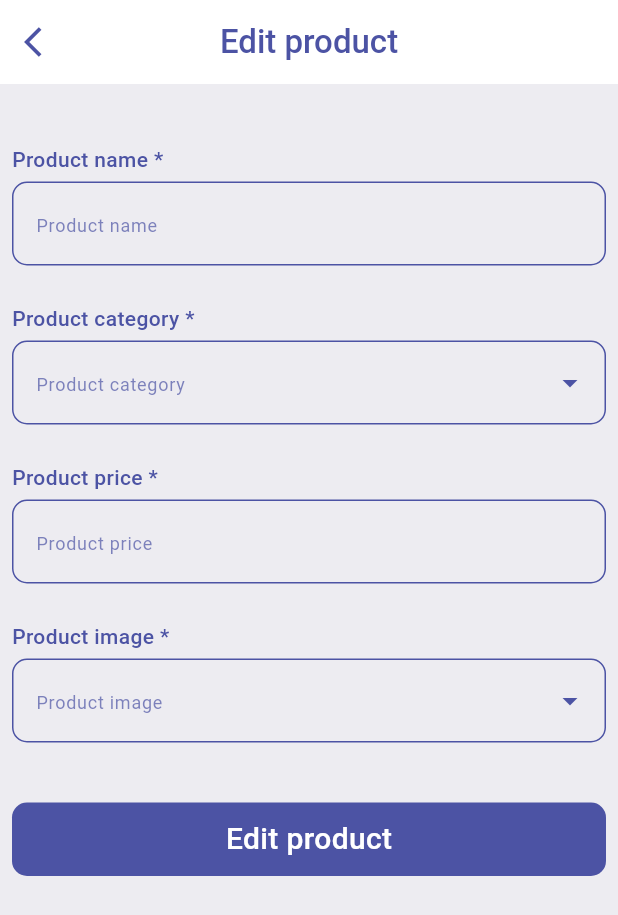
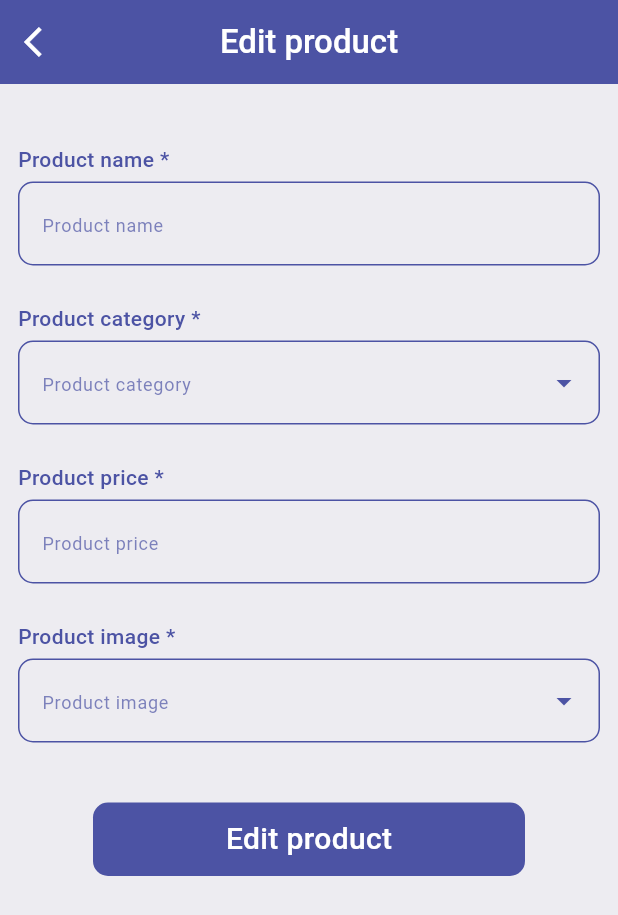
Before and after one commit to AhmedNasser24/e_commerce_app, a Flutter app: the EditProductView screen opened directly with empty values, on a phone screen of 412 x 824 dp. Shown: the top 915 px of the screen. Run offline on Flutter 3.47's test engine with Material 3 defaults, Android fonts, the phone set to English and light mode, and no system bars; our stand-ins replace awesome_dialog, cached_network_image, cloud_firestore, dartz, firebase_auth, firebase_core and 8 more; missing offline and left inert: moyasar; accounts and stored records are empty; project files that could hold a hidden picture were left out; key blocks and very long unbroken strings in the code were emptied for the run.

Commit message:
finish edit and delete product for trader

```diff
--- a/lib/core/utils/firebase_services.dart
+++ b/lib/core/utils/firebase_services.dart
@@ -1,3 +1,4 @@
+import 'dart:io';
 import 'dart:math';
 
 import 'package:cloud_firestore/cloud_firestore.dart';
@@ -33,8 +34,7 @@ class FirebaseServices {
   }
   Future<void> deleteProduct(ProductItemModel productItemModel) async {
     String productId = productItemModel.productId!;
-    // productItemModel.category =
-    //     __handleProductCategoryBeforePush(productItemModel);
+
     await FirebaseFirestore.instance
         .collection(kShopCollection)
         .doc(productId)
--- a/lib/core/widgets/custom_text_form_field.dart
+++ b/lib/core/widgets/custom_text_form_field.dart
@@ -47,9 +47,9 @@ class CustomTextFormField extends StatelessWidget {
         suffix: suffix,
 
         // fillColor: Colors.white,
+        // filled: true,
         // focusColor: Colors.white,
         // hoverColor: Colors.white,
-
         focusedBorder: focusBorderDecoration(),
         enabledBorder: borderDecoration(),
         errorBorder: errorBorderDecoration(),
--- a/lib/features/trader/presentation/views/edit_product_view.dart
+++ b/lib/features/trader/presentation/views/edit_product_view.dart
@@ -25,9 +25,9 @@ class EditProductView extends StatelessWidget {
     return AppBar(
       elevation: 0,
       scrolledUnderElevation: 0,
-      backgroundColor: Colors.white,
-      leading: const BackArrowButton(),
-      title: Text(S.of(context).edit_product , style: AppStyle.medium22),
+      backgroundColor: kPurpleColor,
+      leading: const BackArrowButton(color: kWhiteColor),
+      title: Text(S.of(context).edit_product , style: AppStyle.medium22.copyWith(color:kWhiteColor)),
       centerTitle: true,
     );
   }
--- a/lib/features/trader/presentation/views/widgets/back_arrow_button.dart
+++ b/lib/features/trader/presentation/views/widgets/back_arrow_button.dart
@@ -1,19 +1,23 @@
-
 import 'package:e_commerce/constants.dart';
 import 'package:flutter/material.dart';
 
 class BackArrowButton extends StatelessWidget {
   const BackArrowButton({
     super.key,
+    this.color,
+    this.dismissAction = false,
   });
-
+  final Color? color;
+  final bool dismissAction;
   @override
   Widget build(BuildContext context) {
     return IconButton(
       onPressed: () {
-        Navigator.pop(context);
+        if (!dismissAction) {
+          Navigator.pop(context);
+        }
       },
-      icon: const Icon(Icons.arrow_back_ios , color: kPurpleColor),
+      icon: Icon(Icons.arrow_back_ios, color: color ?? kPurpleColor),
     );
   }
 }
--- a/lib/features/trader/presentation/views/widgets/edit_product_body.dart
+++ b/lib/features/trader/presentation/views/widgets/edit_product_body.dart
@@ -1,17 +1,21 @@
 import 'package:e_commerce/core/models/product_item_model.dart';
+import 'package:e_commerce/features/trader/presentation/manager/fetch_category_products_for_trader/fetch_category_products_for_trader_cubit.dart';
 import 'package:e_commerce/features/trader/presentation/views/widgets/product_image_text_form_field.dart';
 import 'package:flutter/material.dart';
+import 'package:flutter_bloc/flutter_bloc.dart';
 import 'package:gap/gap.dart';
+import '../../../../../core/functions/show_snack_bar.dart';
 import '../../../../../core/utils/app_style.dart';
 import '../../../../../generated/l10n.dart';
-import 'edit_product_button_bloc_consumer.dart';
+import '../../manager/edit_product_cubit/edit_product_cubit.dart';
+import 'edit_product_button.dart';
 import 'product_category_text_form_field.dart';
 import 'product_name_text_form_field.dart';
 import 'product_price_text_form_field.dart';
 
 class EditProductBody extends StatefulWidget {
   const EditProductBody({super.key, required this.productItemModel});
-  final ProductItemModel productItemModel  ;
+  final ProductItemModel productItemModel;
 
   @override
   State<EditProductBody> createState() => _EditProductBodyState();
@@ -21,43 +25,73 @@ class _EditProductBodyState extends State<EditProductBody> {
   GlobalKey<FormState> formKey = GlobalKey<FormState>();
   @override
   Widget build(BuildContext context) {
+    bool isLoading = false;
+    return BlocConsumer<EditProductCubit, EditProductState>(
+      listener: (context, state) {
+        if (state is EditProductFailure) {
+          isLoading = false;
+          showSnackBar(context, state.errMessage);
+        } else if (state is EditProductSuccess) {
+          isLoading = false;
+          BlocProvider.of<FetchCategoryProductsForTraderCubit>(context).fetchCategoryProductsForTrader();
+          Navigator.pop(context);
+        } else if (state is EditProductLoading) {
+          isLoading = true;
+        }else{
+          isLoading = false ;
+        }
+      },
+      builder: (context, state) {
         return Form(
           key: formKey,
+          child: AbsorbPointer(
+            absorbing: isLoading,
             child: Padding(
-        padding: const EdgeInsets.symmetric(horizontal: 8.0),
+              padding: const EdgeInsets.symmetric(horizontal: 12.0),
               child: SingleChildScrollView(
                 child: Column(
                   crossAxisAlignment: CrossAxisAlignment.start,
                   children: [
                     const Gap(40),
-              Text("${S.of(context).product_name} *", style: AppStyle.medium14),
+                    Text("${S.of(context).product_name} *",
+                        style: AppStyle.medium14),
                     const Gap(5),
-               ProductNameTextFormField( productItemModel: widget.productItemModel),
+                    ProductNameTextFormField(
+                        productItemModel: widget.productItemModel),
                     const Gap(25),
                     Text("${S.of(context).product_category} *",
                         style: AppStyle.medium14),
                     const Gap(5),
-               ProductCategoryTextFormField(productItemModel: widget.productItemModel),
+                    ProductCategoryTextFormField(
+                        productItemModel: widget.productItemModel),
                     const Gap(25),
                     Text("${S.of(context).product_price} *",
                         style: AppStyle.medium14),
                     const Gap(5),
-               ProductPriceTextFormField(productItemModel: widget.productItemModel),
+                    ProductPriceTextFormField(
+                        productItemModel: widget.productItemModel),
                     const Gap(25),
                     Text("${S.of(context).product_image} *",
                         style: AppStyle.medium14),
                     const Gap(5),
-               ProductImageTextFormField(productItemModel: widget.productItemModel),
+                    ProductImageTextFormField(
+                        productItemModel: widget.productItemModel),
                     const Gap(40),
                     Align(
                       alignment: Alignment.center,
-                child: EditProductButtonBlocConsumer(formKey: formKey,productItemModel: widget.productItemModel),
+                      child: EditProductButton(
+                          isLoading: isLoading,
+                          formKey: formKey,
+                          productItemModel: widget.productItemModel),
                     ),
                     const Gap(60),
                   ],
                 ),
               ),
             ),
+          ),
+        );
+      },
     );
   }
 }
--- /dev/null
+++ b/lib/features/trader/presentation/views/widgets/edit_product_button.dart
@@ -0,0 +1,49 @@
+import 'package:awesome_dialog/awesome_dialog.dart';
+import 'package:e_commerce/core/widgets/custom_button.dart';
+import 'package:e_commerce/features/trader/presentation/manager/edit_product_cubit/edit_product_cubit.dart';
+import 'package:flutter/material.dart';
+import 'package:flutter_bloc/flutter_bloc.dart';
+
+import '../../../../../generated/l10n.dart';
+import '../../../../../core/models/product_item_model.dart';
+
+class EditProductButton extends StatelessWidget {
+  const EditProductButton(
+      {super.key,
+      required this.formKey,
+      required this.productItemModel,
+      required this.isLoading});
+  final GlobalKey<FormState> formKey;
+  final ProductItemModel productItemModel;
+  final bool isLoading;
+  @override
+  Widget build(BuildContext context) {
+    return CustomButton(
+      isLoading: isLoading,
+      title: S.of(context).edit_product,
+      horizontalMargin: 50,
+      onTap: () async {
+        if (formKey.currentState!.validate()) {
+          __showConfirmAwesomeDialog(context);
+        } else {
+          formKey.currentState!.save();
+        }
+      },
+    );
+  }
+  void __showConfirmAwesomeDialog(context) {
+    AwesomeDialog(
+      context: context,
+      dialogType: DialogType.question,
+      animType: AnimType.topSlide,
+      desc: S.of(context).are_you_sure_you_want_to_edit_this_product,
+      btnOkText: S.of(context).yes,
+      btnCancelText: S.of(context).cancel,
+      btnOkOnPress: () {
+        BlocProvider.of<EditProductCubit>(context)
+              .editProduct(productItemModel: productItemModel);
+      },
+      btnCancelOnPress: () {} ,
+    ).show();
+  }
+}
--- a/lib/features/trader/presentation/views/widgets/edit_product_button_bloc_consumer.dart
+++ /dev/null
@@ -1,46 +0,0 @@
-import 'package:e_commerce/core/widgets/custom_button.dart';
-import 'package:e_commerce/features/trader/presentation/manager/edit_product_cubit/edit_product_cubit.dart';
-import 'package:flutter/material.dart';
-import 'package:flutter_bloc/flutter_bloc.dart';
-
-import '../../../../../core/functions/show_snack_bar.dart';
-import '../../../../../generated/l10n.dart';
-import '../../../../../core/models/product_item_model.dart';
-
-class EditProductButtonBlocConsumer extends StatelessWidget {
-  const EditProductButtonBlocConsumer(
-      {super.key, required this.formKey, required this.productItemModel});
-  final GlobalKey<FormState> formKey;
-  final ProductItemModel productItemModel;
-  @override
-  Widget build(BuildContext context) {
-    bool isLoading = false ;
-    return BlocConsumer<EditProductCubit, EditProductState>(
-      listener: (context, state) {
-        if (state is EditProductFailure) {
-          isLoading = false ;
-          showSnackBar(context, state.errMessage);
-        } else if (state is EditProductSuccess) {
-          isLoading = false ;
-          Navigator.pop(context);
-        }else if (state is EditProductLoading) {
-          isLoading = true;
-        }
-      },
-      builder: (context, state) {
-        return CustomButton(
-          isLoading: isLoading,
-          title: S.of(context).edit_product,
-          onTap: () async {
-            if (formKey.currentState!.validate()) {
-              await BlocProvider.of<EditProductCubit>(context)
-                  .editProduct(productItemModel: productItemModel);
-            } else {
-              formKey.currentState!.save();
-            }
-          },
-        );
-      },
-    );
-  }
-}
--- a/lib/features/trader/presentation/views/widgets/trader_app_bar.dart
+++ b/lib/features/trader/presentation/views/widgets/trader_app_bar.dart
@@ -1,3 +1,4 @@
+import 'package:e_commerce/features/trader/presentation/views/widgets/reload_icon_button_for_trader.dart';
 import 'package:flutter/material.dart';
 import '../../../../../core/utils/app_style.dart';
 import 'menu_icon_button_for_trader_view.dart';
@@ -14,6 +15,7 @@ AppBar traderAppBar(
     centerTitle: true,
     leading: MenuIconButtonForTraderView(scaffoldKey: scaffoldKey),
     actions: [
+      const ReloadIconButtonForTrader(),
       showCategoryPopUpMenuForTrader(context),
     ],
   );
--- a/lib/l10n/intl_ar.arb
+++ b/lib/l10n/intl_ar.arb
@@ -66,5 +66,7 @@
    "all_last_orders_have_been_delivered_to_you" : "كل المنتجات السابقة تم تسليمها لك بنجاح",
    "confirm_order" : "تاكيد الطلب",
    "do_you_want_to_confirm_your_order_purchase" : "هل تريد تأكيد شراء الطلب",
-   "are_you_sure_you_want_to_delete_this_product" : "هل تريد حذف هذا المنتج"
+   "are_you_sure_you_want_to_delete_this_product" : "هل تريد حذف هذا المنتج",
+   "are_you_sure_you_want_to_edit_this_product" : "هل تريد تعديل هذا المنتج",
+   "no_product_found" : "لا يوجد منتجات"
 }
--- a/lib/l10n/intl_en.arb
+++ b/lib/l10n/intl_en.arb
@@ -66,5 +66,7 @@
     "all_last_orders_have_been_delivered_to_you" : "All last orders have been delivered to you",
     "confirm_order" : "Confirm order",
     "do_you_want_to_confirm_your_order_purchase" : "Do you want to confirm your order purchase?",
-    "are_you_sure_you_want_to_delete_this_product" : "Are you sure you want to delete this product?"
+    "are_you_sure_you_want_to_delete_this_product" : "Are you sure you want to delete this product?",
+    "are_you_sure_you_want_to_edit_this_product" : "Are you sure you want to edit this product?",
+    "no_product_found" : "No product found"
 }
```
Also changed, not shown: lib/core/errors/failure.dart (+5 -4 lines), lib/core/functions/has_network.dart (added, +9 -0 lines), lib/core/widgets/message_widget.dart (added, +22 -0 lines), lib/features/customer/presentation/views/widgets/my_order_view_body.dart (+2 -13 lines), lib/features/trader/data/repo/trader_repo_impl.dart (+17 -7 lines), lib/features/trader/presentation/views/widgets/delete_icon_button.dart (added, +44 -0 lines), lib/features/trader/presentation/views/widgets/reload_icon_button_for_trader.dart (+6 -1 lines), lib/features/trader/presentation/views/widgets/trader_product_card_listview.dart (+7 -3 lines), lib/features/trader/presentation/views/widgets/trader_product_item.dart (+1 -39 lines), lib/generated/intl/messages_ar.dart, lib/generated/intl/messages_en.dart, lib/generated/l10n.dart. Lines whose indentation alone changed are shown as unchanged.
